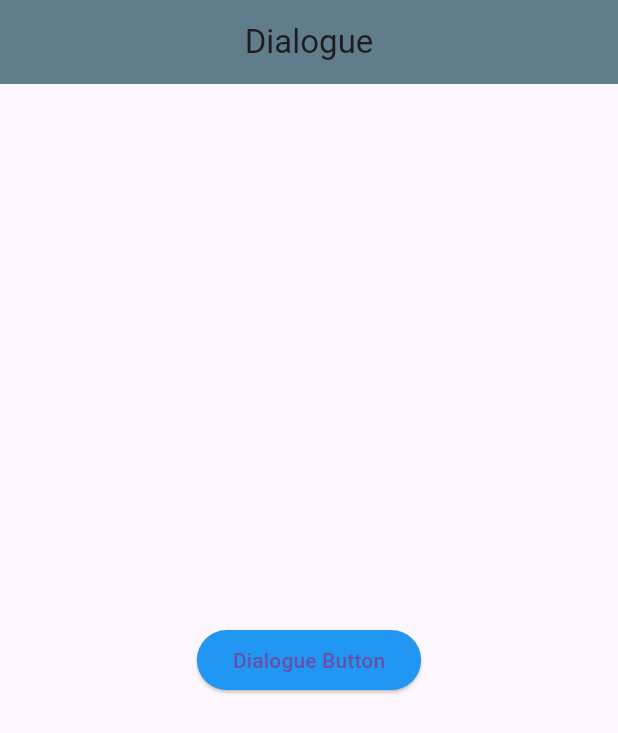
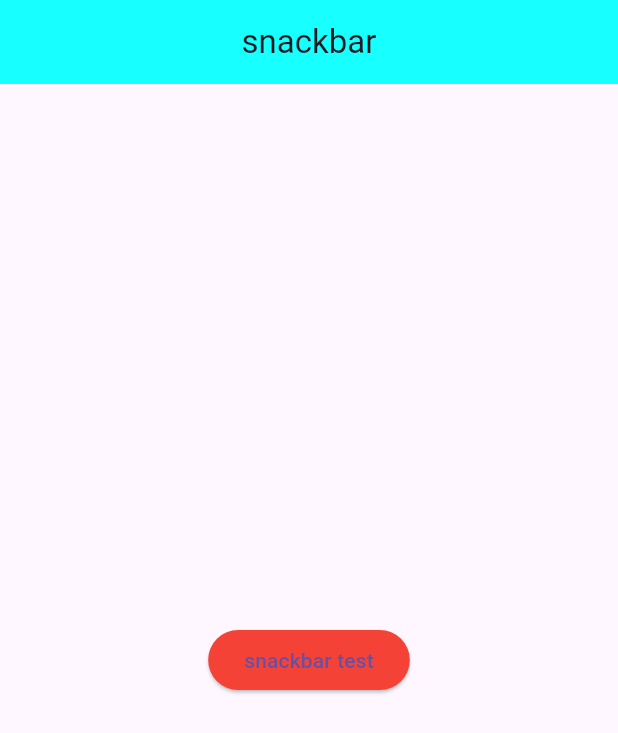
Before and after one commit to fannyHere/Flutter_Section04_MediumWidget, a Flutter app: the screen it shows after launch, on a phone screen of 412 x 824 dp. Shown: the top 733 px of the screen. Run offline on Flutter 3.47's test engine with Material 3 defaults, Android fonts, the phone set to English and light mode, and no system bars.

Commit message:
Section 04 - 03 SnackBar

```diff
--- /dev/null
+++ b/lib/03 SnackBar/snackbar.dart
@@ -0,0 +1,58 @@
+import 'package:flutter/material.dart';
+
+class snackbar extends StatelessWidget {
+  const snackbar({super.key});
+
+  @override
+  Widget build(BuildContext context) {
+    return Scaffold(
+        appBar: AppBar(
+          title: Text("snackbar"),
+          centerTitle: true,
+          backgroundColor: Colors.cyanAccent,
+        ),
+        body: Center(
+          child: ElevatedButton(
+            onPressed: () {
+              //pas mencet tombol snackbar keluar
+              ScaffoldMessenger.of(context).showSnackBar(
+                //buat munculin widget snackbar
+                SnackBar(
+                  content: Text('update berhasil!'),
+                  duration:
+                      Duration(seconds: 10), // Durasi Snackbar ditampilkan
+                  margin: EdgeInsets.all(20),
+                  behavior: SnackBarBehavior.floating, //tadidefaultnya fixed
+                  shape: RoundedRectangleBorder(
+                      //supaya seginya membulat
+                      borderRadius: BorderRadius.circular(50)),
+                  action: SnackBarAction(
+                    label: 'CANCEL', // Label untuk tombol aksi
+                    onPressed: () {
+                      print("Tidak jadi dihapus!");
+                      // Asi cancel ditekan
+                      ScaffoldMessenger.of(context).hideCurrentSnackBar();
+                    },
+                    backgroundColor: Colors.blueAccent,
+                  ),
+                  backgroundColor: Colors.red,
+                ),
+              );
+            },
+            // child: Text('Tampilkan Snackbar'),
+
+            child: Text("snackbar test"),
+            style: ButtonStyle(
+              //buat styling buttonnya
+              backgroundColor: MaterialStateProperty.resolveWith<Color>(
+                  (Set<MaterialState> states) {
+                if (states.contains(MaterialState.pressed)) {
+                  return Colors.amber;
+                }
+                return Colors.red;
+              }),
+            ),
+          ),
+        ));
+  }
+}
--- a/lib/main.dart
+++ b/lib/main.dart
@@ -1,5 +1,5 @@
 import 'package:flutter/material.dart';
-import 'package:section_4/02%20Dialogue/dialogue.dart';
+import 'package:section_4/03%20SnackBar/snackbar.dart';
 
 void main() {
   runApp(MyApp());
@@ -12,7 +12,7 @@ class MyApp extends StatelessWidget {
   Widget build(BuildContext context) {
     return MaterialApp(
       debugShowCheckedModeBanner: false,
-      home: Dialogue(),
+      home: snackbar(),
     );
   }
 }
```
